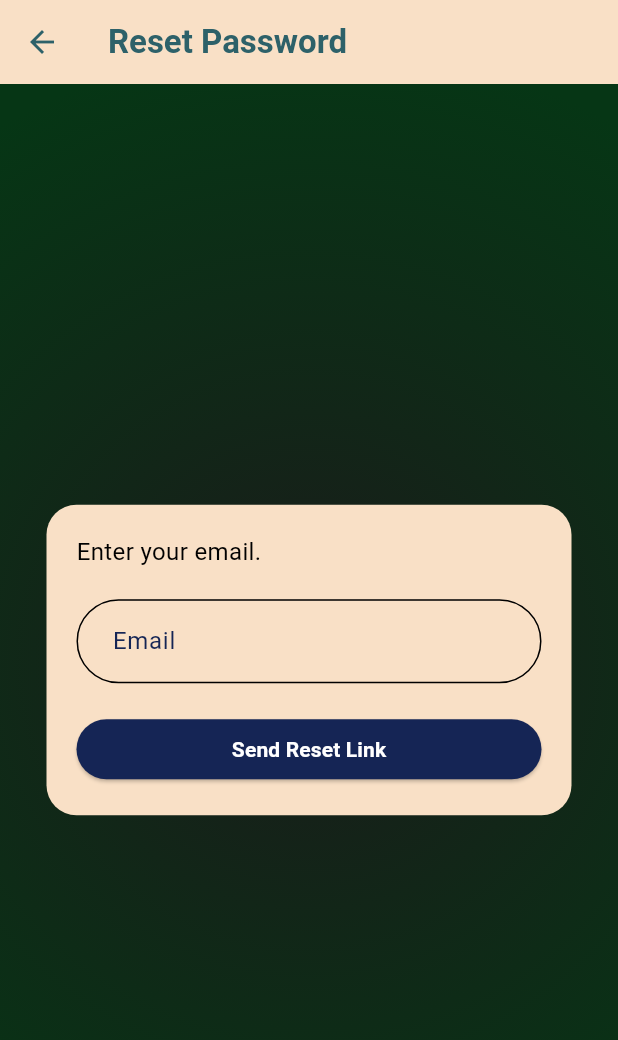
After one commit to akki-g/large_proj, a Flutter app: the screen it shows after launch, after a tap on "Forgot Password", on a phone screen of 412 x 824 dp. The commit adds this screen. Shown: the top 1040 px of the screen. Run offline on Flutter 3.47's test engine with Material 3 defaults, Android fonts, the phone set to English and light mode, and no system bars.

Commit message:
added forgot password

```diff
--- /dev/null
+++ b/mobile/lib/screens/forgot_password.dart
@@ -0,0 +1,129 @@
+import 'package:flutter/material.dart';
+
+class ForgotPasswordScreen extends StatefulWidget {
+  const ForgotPasswordScreen({super.key});
+
+  @override
+  State<ForgotPasswordScreen> createState() => _ForgotPasswordScreenState();
+}
+
+class _ForgotPasswordScreenState extends State<ForgotPasswordScreen> {
+  final emailController = TextEditingController();
+  String? _message;
+  bool _isError = false;
+
+  @override
+  Widget build(BuildContext context) {
+    return Scaffold(
+      appBar: AppBar(
+        title: const Text(
+          'Reset Password',
+          style: TextStyle(color: Color(0xFF2D6169), fontWeight: FontWeight.bold),
+        ),
+        backgroundColor: const Color(0xFFF9E0C6),
+        iconTheme: const IconThemeData(color: Color(0xFF2D6169)),
+      ),
+      body: Container(
+        decoration: const BoxDecoration(
+          gradient: RadialGradient(
+            colors: [
+              Color.fromRGBO(26, 27, 26, 1),
+              Color.fromRGBO(6, 54, 21, 1),
+            ],
+            center: Alignment.center,
+            radius: 1.0,
+          ),
+        ),
+        child: Center(
+          child: Container(
+            padding: const EdgeInsets.all(20),
+            width: 350,
+            decoration: BoxDecoration(
+              color: const Color(0xFFF9E0C6),
+              borderRadius: BorderRadius.circular(20),
+            ),
+            child: Column(
+              mainAxisSize: MainAxisSize.min,
+              crossAxisAlignment: CrossAxisAlignment.start,
+              children: [
+                const Text(
+                  'Enter your email.',
+                  style: TextStyle(fontSize: 16),
+                ),
+                const SizedBox(height: 20),
+                TextField(
+                  controller: emailController,
+                  keyboardType: TextInputType.emailAddress,
+                  decoration: InputDecoration(
+                    labelText: 'Email',
+                    labelStyle: const TextStyle(color: Color(0xFF152555)),
+                    enabledBorder: OutlineInputBorder(
+                      borderRadius: BorderRadius.circular(30),
+                      borderSide: const BorderSide(color: Colors.black),
+                    ),
+                    focusedBorder: OutlineInputBorder(
+                      borderRadius: BorderRadius.circular(30),
+                      borderSide: const BorderSide(color: Colors.black, width: 2),
+                    ),
+                    contentPadding: const EdgeInsets.symmetric(
+                      horizontal: 20,
+                      vertical: 16,
+                    ),
+                  ),
+                ),
+                const SizedBox(height: 20),
+
+                // Inline status message
+                if (_message != null)
+                  Padding(
+                    padding: const EdgeInsets.only(bottom: 10),
+                    child: Text(
+                      _message!,
+                      style: TextStyle(
+                        color: _isError ? Colors.red : Colors.green,
+                        fontSize: 14,
+                      ),
+                      textAlign: TextAlign.center,
+                    ),
+                  ),
+
+                SizedBox(
+                  width: double.infinity,
+                  child: ElevatedButton(
+                    style: ElevatedButton.styleFrom(
+                      backgroundColor: const Color(0xFF152555),
+                      foregroundColor: Colors.white,
+                      shape: RoundedRectangleBorder(
+                        borderRadius: BorderRadius.circular(30),
+                      ),
+                    ),
+                    onPressed: () {
+                      final email = emailController.text.trim();
+
+                      setState(() {
+                        if (email.isEmpty) {
+                          _message = 'Please enter your email.';
+                          _isError = true;
+                        } else {
+                          _message = 'Reset link sent to $email.';
+                          _isError = false;
+                        }
+                      });
+                    },
+                    child: const Text(
+                      'Send Reset Link',
+                      style: TextStyle(
+                        color: Colors.white,
+                        fontWeight: FontWeight.bold,
+                      ),
+                    ),
+                  ),
+                )
+              ],
+            ),
+          ),
+        ),
+      ),
+    );
+  }
+}
--- a/mobile/lib/screens/login.dart
+++ b/mobile/lib/screens/login.dart
@@ -3,6 +3,7 @@ import 'package:http/http.dart' as http;
 import 'dart:convert';
 import 'register.dart';
 import 'home.dart';
+import 'forgot_password.dart';
 
 class LoginScreen extends StatefulWidget {
   const LoginScreen({super.key});
@@ -177,18 +178,32 @@ class _LoginScreenState extends State<LoginScreen> {
                     child: Text("Login", style: TextStyle(fontSize: 16)),
                   ),
                 ),
-                Row(
-                  mainAxisAlignment: MainAxisAlignment.center,
+                Column(
                   children: [
-                    Text("Don't have an account?", style: TextStyle(color: Colors.black)),
+                    Row(
+                      mainAxisAlignment: MainAxisAlignment.center,
+                      children: [
+                        Text("Don't have an account?", style: TextStyle(color: Colors.black)),
+                        TextButton(
+                          onPressed: () {
+                            Navigator.push(
+                              context,
+                              MaterialPageRoute(builder: (context) => RegisterScreen()),
+                            );
+                          },
+                          child: Text("Register", style: TextStyle(color: Color(0xFFA5370D))),
+                        ),
+                      ],
+                    ),
                     TextButton(
                       onPressed: () {
                         Navigator.push(
                           context,
-                          MaterialPageRoute(builder: (context) => RegisterScreen()),
+                          MaterialPageRoute(builder: (context) => ForgotPasswordScreen()),
                         );
                       },
-                      child: Text("Register", style: TextStyle(color: Color(0xFFA5370D))),
+                      child: Text("Forgot Password", style: TextStyle(color: Color(0xFFA5370D)),
+                      ),
                     ),
                   ],
                 ),
```
